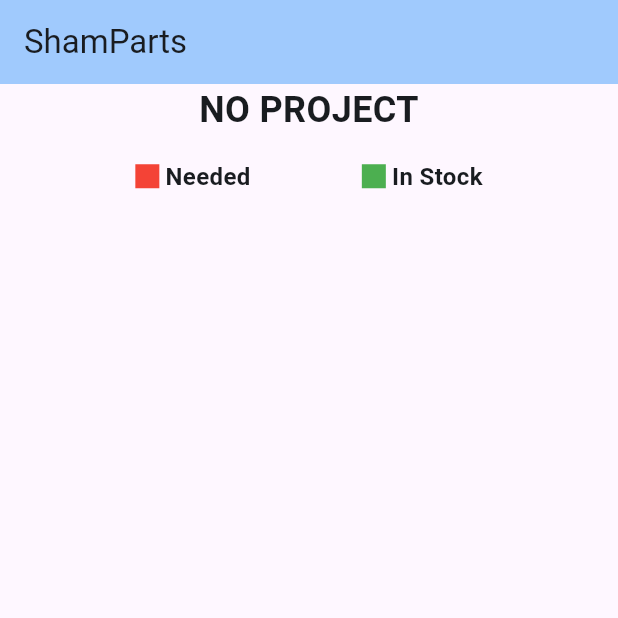
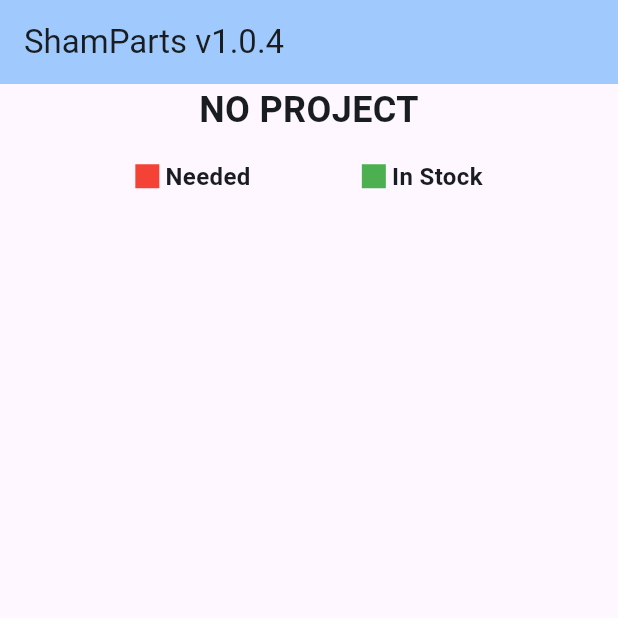
Before and after one commit to CCShambots/sham_parts, a Flutter app: the BottomNavigation screen opened directly, on a phone screen of 412 x 824 dp, the top half of it. Run offline on Flutter 3.47's test engine with Material 3 defaults, Android fonts, the phone set to English and light mode, and no system bars; drawn by our look-alikes of curved_labeled_navigation_bar, fl_chart; our stand-ins replace cached_network_image, file_picker, getwidget, package_info_plus, shared_preferences, toastification; missing offline and left inert: wolt_modal_sheet; accounts and stored records are empty; network calls fail.

Commit message:
display version on mobile

```diff
--- a/lib/main.dart
+++ b/lib/main.dart
@@ -387,7 +387,7 @@ class BottomNavigationBarState extends State<BottomNavigation> {
 
     return Scaffold(
       appBar: AppBar(
-        title: const Text("ShamParts"),
+        title: Text("ShamParts v$version"),
         actions: [
           user.roles.contains("admin") && !isMobile
               ? Padding(
```
